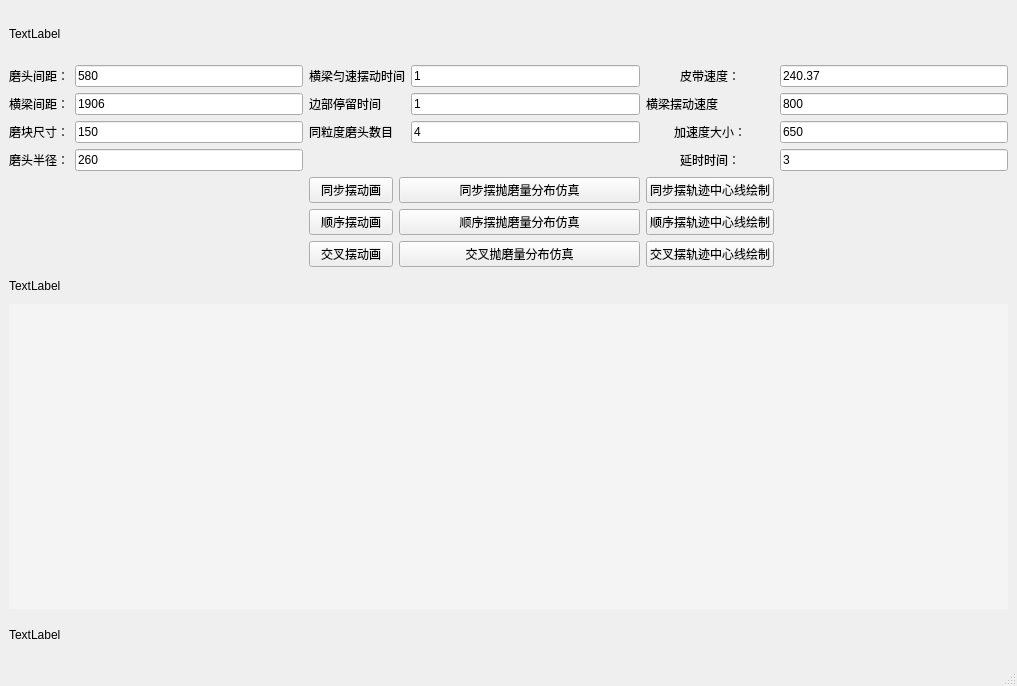
Old version of the form Double_Sim.ui in the repository wuheideyun/PolishingParameterNew.
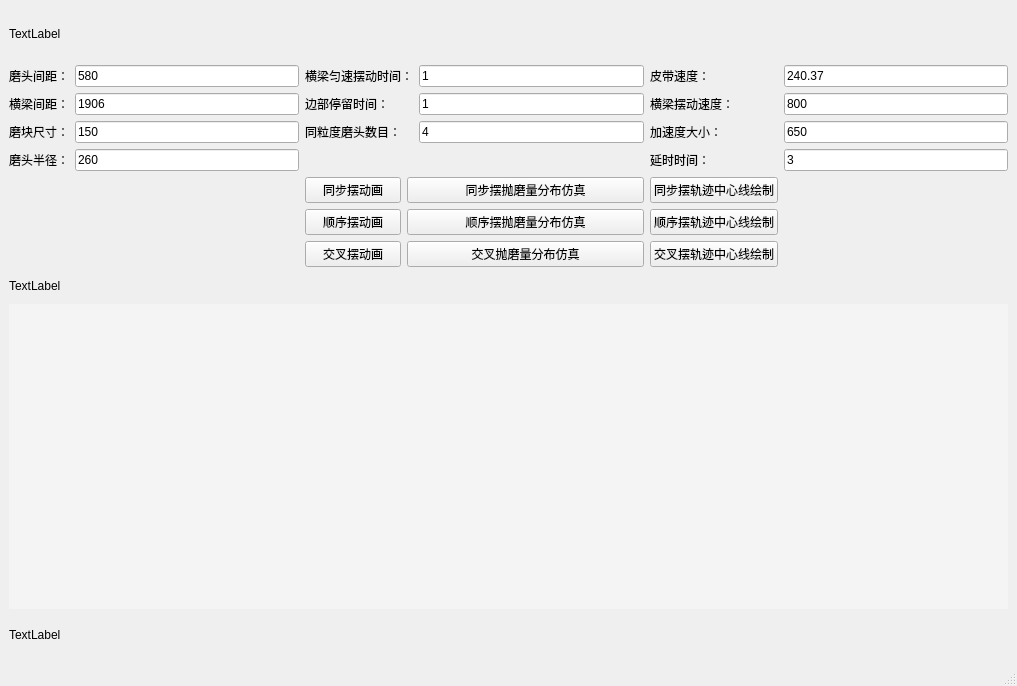
New version of the form.

```diff
--- a/Double_Sim.ui
+++ b/Double_Sim.ui
@@ -39,7 +39,7 @@
     <item row="1" column="6">
      <widget class="QLabel" name="label_belt_speed">
       <property name="text">
-       <string>&lt;html&gt;&lt;head/&gt;&lt;body&gt;&lt;p align=&quot;center&quot;&gt;皮带速度：&lt;/p&gt;&lt;/body&gt;&lt;/html&gt;</string>
+       <string>&lt;html&gt;&lt;head/&gt;&lt;body&gt;&lt;p&gt;皮带速度：&lt;/p&gt;&lt;/body&gt;&lt;/html&gt;</string>
       </property>
      </widget>
     </item>
@@ -67,7 +67,7 @@
     <item row="2" column="6">
      <widget class="QLabel" name="label_beam_speed">
       <property name="text">
-       <string>&lt;html&gt;&lt;head/&gt;&lt;body&gt;&lt;p&gt;横梁摆动速度&lt;/p&gt;&lt;/body&gt;&lt;/html&gt;</string>
+       <string>&lt;html&gt;&lt;head/&gt;&lt;body&gt;&lt;p&gt;横梁摆动速度：&lt;/p&gt;&lt;/body&gt;&lt;/html&gt;</string>
       </property>
      </widget>
     </item>
@@ -137,7 +137,7 @@
     <item row="3" column="2">
      <widget class="QLabel" name="label_num">
       <property name="text">
-       <string>同粒度磨头数目</string>
+       <string>同粒度磨头数目：</string>
       </property>
      </widget>
     </item>
@@ -177,14 +177,14 @@
     <item row="3" column="6">
      <widget class="QLabel" name="label_accelate_speed">
       <property name="text">
-       <string>&lt;html&gt;&lt;head/&gt;&lt;body&gt;&lt;p align=&quot;center&quot;&gt;加速度大小：&lt;/p&gt;&lt;/body&gt;&lt;/html&gt;</string>
+       <string>&lt;html&gt;&lt;head/&gt;&lt;body&gt;&lt;p&gt;加速度大小：&lt;/p&gt;&lt;/body&gt;&lt;/html&gt;</string>
       </property>
      </widget>
     </item>
     <item row="2" column="2" colspan="2">
      <widget class="QLabel" name="label_stay_time">
       <property name="text">
-       <string>边部停留时间</string>
+       <string>边部停留时间：</string>
       </property>
      </widget>
     </item>
@@ -259,7 +259,7 @@
     <item row="4" column="6">
      <widget class="QLabel" name="label_delay_time">
       <property name="text">
-       <string>&lt;html&gt;&lt;head/&gt;&lt;body&gt;&lt;p align=&quot;center&quot;&gt;延时时间：&lt;/p&gt;&lt;/body&gt;&lt;/html&gt;</string>
+       <string>&lt;html&gt;&lt;head/&gt;&lt;body&gt;&lt;p&gt;延时时间：&lt;/p&gt;&lt;/body&gt;&lt;/html&gt;</string>
       </property>
      </widget>
     </item>
@@ -273,7 +273,7 @@
     <item row="1" column="2" colspan="3">
      <widget class="QLabel" name="label_beam_constant_time">
       <property name="text">
-       <string>横梁匀速摆动时间</string>
+       <string>横梁匀速摆动时间：</string>
       </property>
      </widget>
     </item>
```
Left out of the diff: 32 changed lines with no effect on the pictures.
